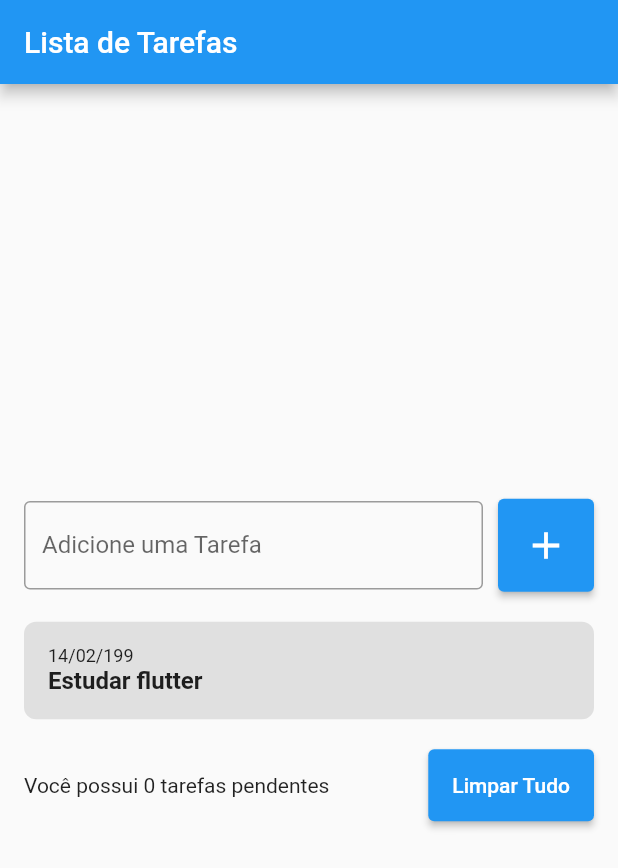
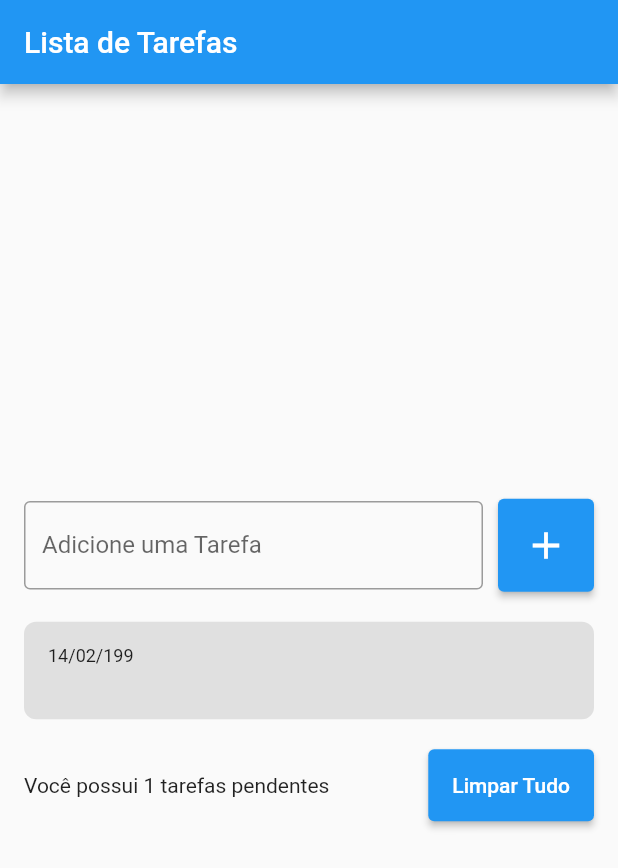
Before and after one commit to GilsonAndre/todo_list_edited, a Flutter app: the screen it shows after launch, after a tap on the "add" icon, on a phone screen of 412 x 824 dp. Shown: the top 868 px of the screen. Run offline on Flutter 3.47's test engine with Material 2 defaults, Android fonts, the light colour scheme and no system bars.

Commit message:
Função do botão de adicionar

```diff
--- a/lib/pages/todo_list_page.dart
+++ b/lib/pages/todo_list_page.dart
@@ -1,10 +1,16 @@
 import 'package:flutter/material.dart';
 import 'package:todo_list_edited/widgets/todo_list_item.dart';
 
-class TodoListPage extends StatelessWidget {
-  TodoListPage({super.key});
+class TodoListPage extends StatefulWidget {
+  const TodoListPage({super.key});
 
+  @override
+  State<TodoListPage> createState() => _TodoListPageState();
+}
+
+class _TodoListPageState extends State<TodoListPage> {
   final TextEditingController textController = TextEditingController();
+
   List<String> todos = [];
 
   @override
@@ -34,34 +40,49 @@ class TodoListPage extends StatelessWidget {
                         ),
                       ),
                       const SizedBox(width: 10.0,),
+                      //botão pega oq foi escrito no textfield e adicona em uma variavel local
                       ElevatedButton(
                         style: ElevatedButton.styleFrom(
                           padding: const EdgeInsets.all(16.0),
                         ),
                         child: const Icon(Icons.add,size: 30),
-                         onPressed: (){
-                          //text = textController;
-
-                         },
+                        onPressed: (){
+                          String text = textController.text;
+                          setState(() {
+                            todos.add(text);
+                          });
+                          //Limpa o textfield pra facilitar para o usuario
+                          textController.clear();
+                        },
                       ),
                     ],
                   ),
                   const SizedBox(height: 20.0,),
+                  //pega um elemento de cada vez e coloca no widget que eu criei
                   Flexible(
                     child: ListView(
                       shrinkWrap: true,
                       children: [
-                        TodoListItem(title: textController.text),
+                        for(String element in todos)
+                          TodoListItem(title: element)
                       ],
                     ),
                   ),
+
                   const SizedBox(height: 20.0,),
                   Row(
                     children: [
-                      const Expanded(child: Text('Você possui 0 tarefas pendentes')),
-
+                      //Texto que mostra suas tarefas
+                      Expanded(
+                        child: Text('Você possui ${todos.length} tarefas pendentes'),
+                      ),
+                      //Botão responsavel por apagar tudo
                       ElevatedButton(
-                        onPressed: (){},
+                        onPressed: (){
+                          setState(() {
+                            todos.clear();
+                          });
+                        },
                          style: ElevatedButton.styleFrom(
                           padding: const EdgeInsets.all(16.0)
                          ),
--- a/lib/widgets/todo_list_item.dart
+++ b/lib/widgets/todo_list_item.dart
@@ -15,9 +15,9 @@ class TodoListItem extends StatelessWidget {
       ),
       child: Column(
         crossAxisAlignment: CrossAxisAlignment.start,
-        children: const [
-          Text('14/02/199', style: TextStyle(fontSize: 12),),
-          Text('Estudar flutter',style: TextStyle(fontSize: 16, fontWeight: FontWeight.bold)),
+        children: [
+          const Text('14/02/199', style: TextStyle(fontSize: 12),),
+          Text(title ,style: const TextStyle(fontSize: 16, fontWeight: FontWeight.bold)),
         ],
       ),
     );
```
